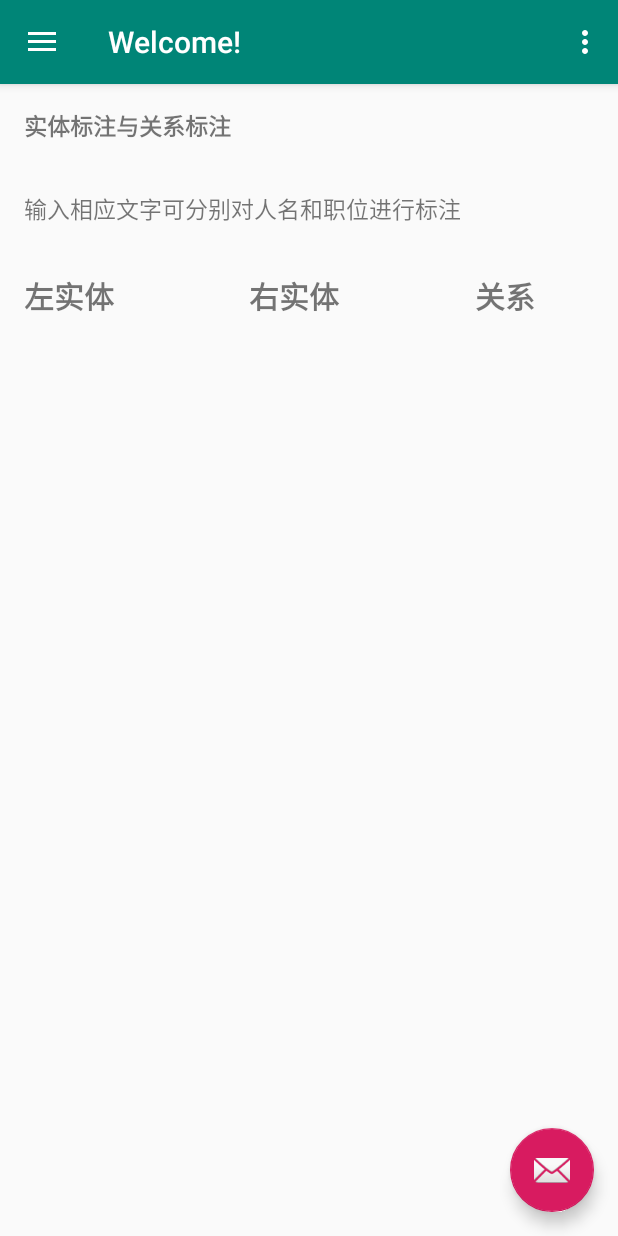
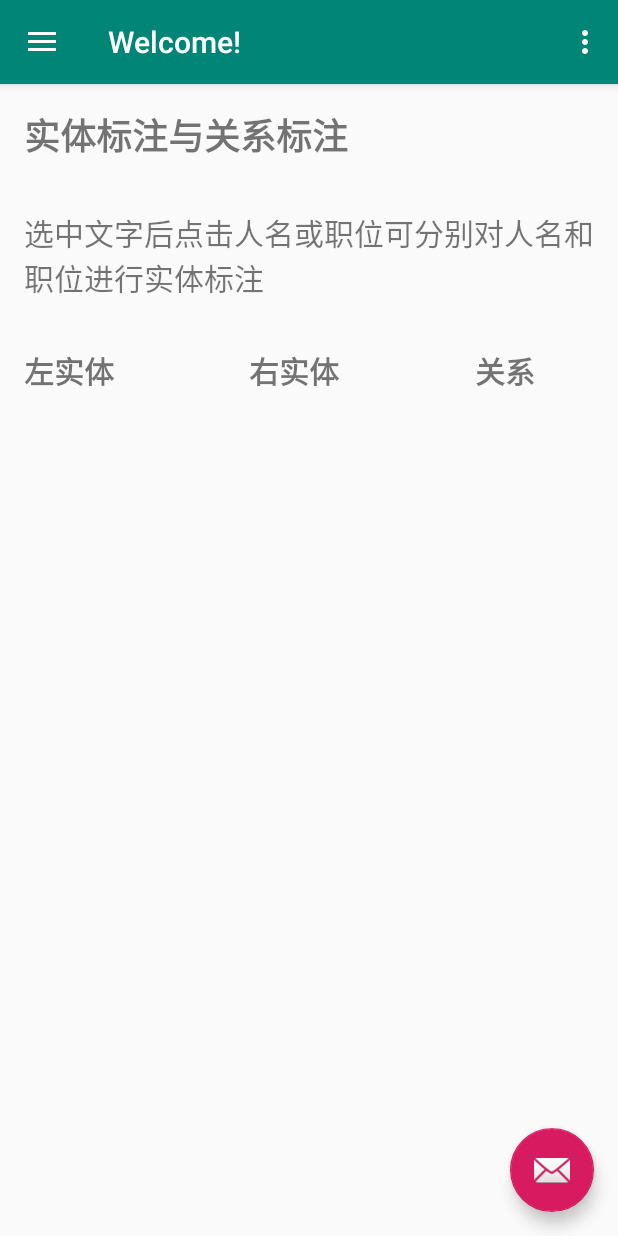
Before and after one commit to vanneLv/midterm-pro----a-simple-APP-, an Android app: the MainMenuActivity screen opened directly, with no data from a screen before it, on a phone screen of 412 x 824 dp. Run offline under Robolectric (Android 15) with nearby library versions, the phone set to English and light mode, and no system bars.

Commit message:
整体页面滚动，选中文字弹出菜单更改

```diff
--- a/MyApplication/app/src/main/res/layout/content_main_menu.xml
+++ b/MyApplication/app/src/main/res/layout/content_main_menu.xml
@@ -7,6 +7,12 @@
     app:layout_behavior="@string/appbar_scrolling_view_behavior"
     tools:context=".MainMenuActivity"
     tools:showIn="@layout/app_bar_main_menu">
+    <ScrollView
+        xmlns:android="http://schemas.android.com/apk/res/android"
+        android:layout_width="fill_parent"
+        android:layout_height="fill_parent"
+        android:scrollbars="vertical"
+        android:fadingEdge="vertical">
 
     <LinearLayout
         android:layout_width="match_parent"
@@ -16,6 +22,7 @@
 
         <TextView
         android:id="@+id/response_title"
+        android:textIsSelectable="true"
         android:layout_width="match_parent"
         android:layout_height="wrap_content"
         android:ellipsize="marquee"
@@ -23,12 +30,13 @@
         android:focusableInTouchMode="true"
         android:scrollbars="vertical"
         android:singleLine="false"
-        android:textSize="15sp"
+        android:textSize="24sp"
         android:layout_margin="@dimen/activity_horizontal_margin"
         android:text="实体标注与关系标注"/>
 
         <TextView
             android:id="@+id/response_content"
+            android:textIsSelectable="true"
             android:layout_width="match_parent"
             android:layout_height="wrap_content"
             android:ellipsize="marquee"
@@ -36,9 +44,9 @@
             android:focusableInTouchMode="true"
             android:scrollbars="vertical"
             android:singleLine="false"
-            android:textSize="15sp"
+            android:textSize="20sp"
             android:layout_margin="@dimen/activity_horizontal_margin"
-            android:text="输入相应文字可分别对人名和职位进行标注"/>
+            android:text="选中文字后点击人名或职位可分别对人名和职位进行实体标注"/>
 
         <TableLayout
             android:id="@+id/entity_relation_display"
@@ -97,4 +105,5 @@
 
         </TableLayout>
     </LinearLayout>
+</ScrollView>
 </android.support.constraint.ConstraintLayout>
--- /dev/null
+++ b/MyApplication/app/src/main/res/menu/selection_action_menu.xml
@@ -0,0 +1,9 @@
+<?xml version="1.0" encoding="utf-8"?>
+<menu xmlns:android="http://schemas.android.com/apk/res/android">
+    <item
+        android:id="@+id/name"
+        android:title="人名（红）" />
+    <item
+        android:id="@+id/job"
+        android:title="职位（绿）" />
+</menu>
```
Also changed, not shown: MyApplication/app/src/main/java/com/example/lvmufan/myapplication/MainMenuActivity.java (+38 -2 lines).
